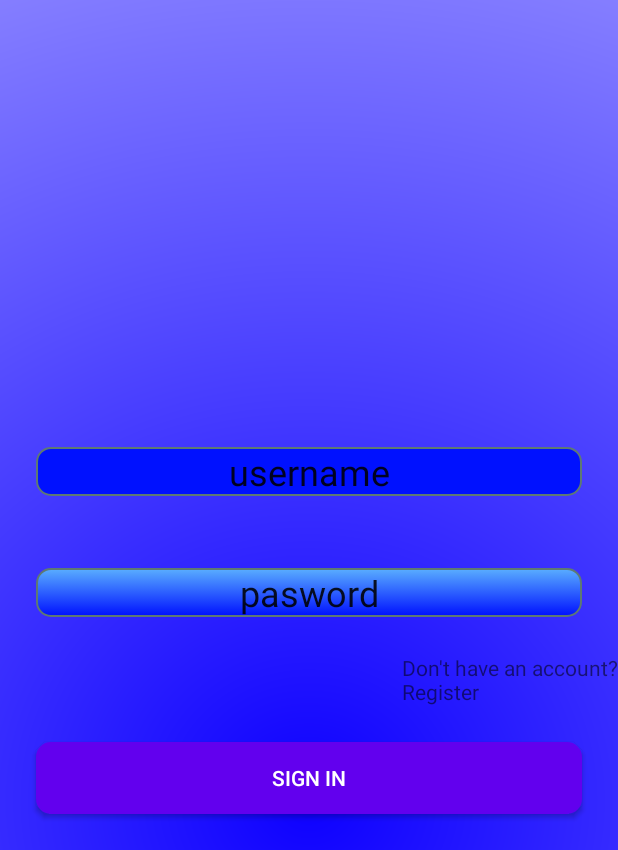
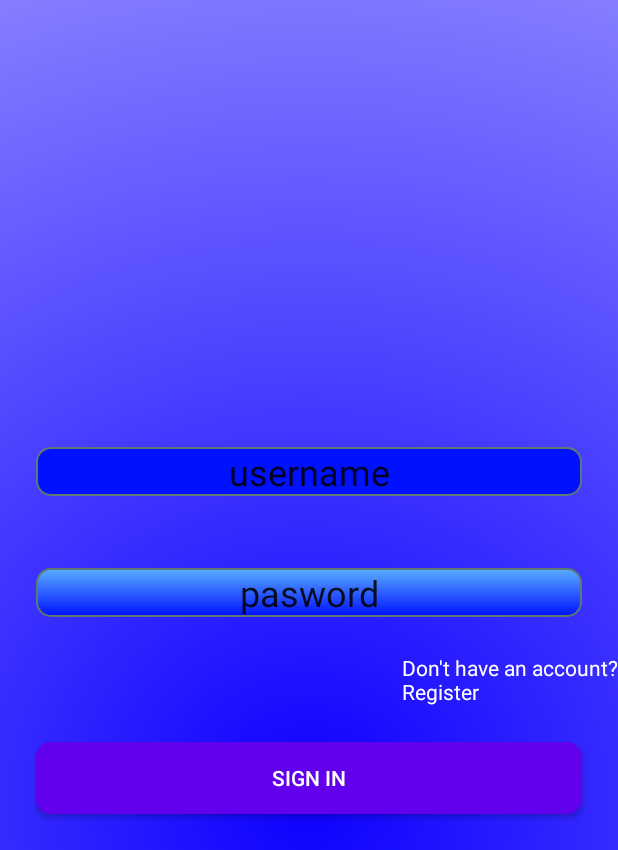
Before and after one commit to mattiadolce/Curiosity, an Android app: the screen it shows after launch (MainActivity), on a phone screen of 412 x 824 dp, the part 386-1236 px from its top. Run offline under Robolectric (Android 15) with nearby library versions, the phone set to English and light mode, and no system bars.

Commit message:
Aggiunti i fragment login e Register
Aggiunto il plugin kotlin-adrnoid-extensions

( Ancora sotto test )

```diff
--- a/app/build.gradle
+++ b/app/build.gradle
@@ -1,6 +1,7 @@
 plugins {
     id 'com.android.application'
     id 'org.jetbrains.kotlin.android'
+    id 'kotlin-android-extensions'
 }
 
 android {
@@ -37,6 +38,7 @@ dependencies {
     implementation 'androidx.appcompat:appcompat:1.4.1'
     implementation 'com.google.android.material:material:1.5.0'
     implementation 'androidx.constraintlayout:constraintlayout:2.1.3'
+    implementation 'androidx.legacy:legacy-support-v4:1.0.0'
     testImplementation 'junit:junit:4.13.2'
     androidTestImplementation 'androidx.test.ext:junit:1.1.3'
     androidTestImplementation 'androidx.test.espresso:espresso-core:3.4.0'
--- /dev/null
+++ b/app/src/main/java/com/example/curiosity/LoginFragment.kt
@@ -0,0 +1,39 @@
+package com.example.curiosity
+
+import android.os.Bundle
+import android.util.Log
+import android.view.LayoutInflater
+import android.view.View
+import android.view.ViewGroup
+import androidx.fragment.app.Fragment
+import kotlinx.android.synthetic.main.fragment_login.*
+import kotlinx.android.synthetic.main.fragment_login.view.*
+
+
+class LoginFragment : Fragment() {
+    override fun onCreateView(
+        inflater: LayoutInflater, container: ViewGroup?,
+        savedInstanceState: Bundle?
+    ): View? {
+        // Inflate the layout for this fragment
+
+        val view = inflater!!.inflate(R.layout.fragment_login, container, false)
+
+        view.buttonSignUp.setOnClickListener(){
+
+            val transaction = parentFragmentManager.beginTransaction();
+            transaction.replace(R.id.fragmentContainerView,RegisterFragment())
+            transaction.commit()
+
+            Log.i("say" , "something")
+        }
+
+        // Return the fragment view/layout
+        return view
+
+
+    }
+
+
+
+}
--- a/app/src/main/java/com/example/curiosity/MainActivity.kt
+++ b/app/src/main/java/com/example/curiosity/MainActivity.kt
@@ -3,17 +3,18 @@ package com.example.curiosity
 import androidx.appcompat.app.AppCompatActivity
 import android.os.Bundle
 import android.util.Log
+import androidx.fragment.app.FragmentManager
 import kotlin.concurrent.thread
+import com.example.curiosity.LoginFragment as LoginFragment
 
 class MainActivity : AppCompatActivity() {
+
     override fun onCreate(savedInstanceState: Bundle?) {
         super.onCreate(savedInstanceState)
         setContentView(R.layout.activity_main)
 
-        thread(){
 
-            Log.i("MainThread","!!!!!!!!!!!!!!!!!!!!!!!!!!!!!!!!!!!")
-
-        }
+        val transaction = supportFragmentManager.beginTransaction();
+        transaction.replace(R.id.fragmentContainerView,LoginFragment())
     }
 }
--- a/app/src/main/res/layout/activity_main.xml
+++ b/app/src/main/res/layout/activity_main.xml
@@ -6,105 +6,13 @@
     android:layout_height="match_parent">
 
 
-    <ImageView
-        android:id="@+id/imageView"
+    <androidx.fragment.app.FragmentContainerView
+        android:id="@+id/fragmentContainerView"
+        android:name="com.example.curiosity.LoginFragment"
         android:layout_width="match_parent"
         android:layout_height="match_parent"
-        android:background="@drawable/ic_background" />
-
-
-    <TextView
-        android:id="@+id/textView3"
-        android:layout_width="wrap_content"
-        android:layout_height="wrap_content"
-        android:text="Curiosity"
-        android:textSize="48sp"
-
-        android:textStyle="bold"
-        app:layout_constraintBottom_toTopOf="@+id/space"
+        app:layout_constraintBottom_toBottomOf="parent"
         app:layout_constraintEnd_toEndOf="parent"
-        app:layout_constraintStart_toStartOf="@+id/imageView2"
+        app:layout_constraintStart_toStartOf="parent"
         app:layout_constraintTop_toTopOf="parent" />
-
-    <ImageView
-        android:id="@+id/imageView2"
-        android:layout_width="108dp"
-        android:layout_height="96dp"
-        app:layout_constraintBottom_toTopOf="@+id/linearLayout"
-        app:layout_constraintEnd_toEndOf="parent"
-        app:layout_constraintHorizontal_bias="0.356"
-        app:layout_constraintStart_toStartOf="parent"
-        app:layout_constraintTop_toTopOf="parent"
-        app:layout_constraintVertical_bias="0.278"
-        app:srcCompat="@drawable/ic_logo" />
-
-    <Space
-        android:id="@+id/space"
-        android:layout_width="match_parent"
-        android:layout_height="wrap_content"
-        android:layout_marginTop="44dp"
-        android:layout_marginBottom="95dp"
-        app:layout_constraintBottom_toTopOf="@+id/linearLayout"
-        app:layout_constraintTop_toBottomOf="@+id/imageView2" />
-
-    <LinearLayout
-        android:id="@+id/linearLayout"
-        android:layout_width="match_parent"
-        android:layout_height="wrap_content"
-        android:orientation="vertical"
-        app:layout_constraintBottom_toBottomOf="@+id/imageView"
-        tools:layout_editor_absoluteX="1dp">
-
-        <com.google.android.material.textfield.TextInputEditText
-            android:id="@+id/textView2"
-            android:layout_width="match_parent"
-            android:layout_height="wrap_content"
-            android:layout_margin="24dp"
-            android:background="@drawable/button_style"
-            android:text="username"
-            android:textAlignment="center"
-            android:textSize="24dp"
-            tools:ignore="MissingConstraints" />
-
-        <com.google.android.material.textfield.TextInputEditText
-            android:layout_width="match_parent"
-            android:layout_height="wrap_content"
-            android:layout_margin="24dp"
-            android:background="@drawable/button_style"
-            android:text="pasword"
-            android:textAlignment="center"
-            android:textSize="24dp"
-            tools:ignore="MissingConstraints" />
-
-        <LinearLayout
-            android:layout_width="match_parent"
-            android:layout_height="match_parent"
-            android:orientation="horizontal">
-
-            <Space
-                android:layout_width="wrap_content"
-                android:layout_height="wrap_content"
-                android:layout_weight="1" />
-
-            <TextView
-                android:id="@+id/tvRegister"
-                android:layout_width="wrap_content"
-                android:layout_height="wrap_content"
-                android:text="Don't have an account?\nRegister" />
-
-        </LinearLayout>
-
-        <Button
-            android:id="@+id/button"
-            style="@style/Widget.AppCompat.Button.Small"
-            android:layout_width="match_parent"
-            android:layout_height="wrap_content"
-
-            android:layout_margin="24dp"
-            android:background="@drawable/button_style"
-            android:text="Sign in" />
-
-    </LinearLayout>
-
-
 </androidx.constraintlayout.widget.ConstraintLayout>
--- /dev/null
+++ b/app/src/main/res/layout/fragment_login.xml
@@ -0,0 +1,111 @@
+<?xml version="1.0" encoding="utf-8"?>
+<androidx.constraintlayout.widget.ConstraintLayout xmlns:android="http://schemas.android.com/apk/res/android"
+    xmlns:app="http://schemas.android.com/apk/res-auto"
+    xmlns:tools="http://schemas.android.com/tools"
+    android:layout_width="match_parent"
+    android:layout_height="match_parent">
+
+
+    <ImageView
+        android:id="@+id/imageView"
+        android:layout_width="match_parent"
+        android:layout_height="match_parent"
+        android:background="@drawable/ic_background" />
+
+
+    <TextView
+        android:id="@+id/textView3"
+        android:layout_width="wrap_content"
+        android:layout_height="wrap_content"
+        android:text="Curiosity"
+        android:textSize="48sp"
+
+        android:textStyle="bold"
+        app:layout_constraintBottom_toTopOf="@+id/space"
+        app:layout_constraintEnd_toEndOf="parent"
+        app:layout_constraintStart_toStartOf="@+id/imageView2"
+        app:layout_constraintTop_toTopOf="parent" />
+
+    <ImageView
+        android:id="@+id/imageView2"
+        android:layout_width="108dp"
+        android:layout_height="96dp"
+        app:layout_constraintBottom_toTopOf="@+id/linearLayout"
+        app:layout_constraintEnd_toEndOf="parent"
+        app:layout_constraintHorizontal_bias="0.356"
+        app:layout_constraintStart_toStartOf="parent"
+        app:layout_constraintTop_toTopOf="parent"
+        app:layout_constraintVertical_bias="0.278"
+        app:srcCompat="@drawable/ic_logo" />
+
+    <Space
+        android:id="@+id/space"
+        android:layout_width="match_parent"
+        android:layout_height="wrap_content"
+        android:layout_marginTop="44dp"
+        android:layout_marginBottom="95dp"
+        app:layout_constraintBottom_toTopOf="@+id/linearLayout"
+        app:layout_constraintTop_toBottomOf="@+id/imageView2" />
+
+    <LinearLayout
+        android:id="@+id/linearLayout"
+        android:layout_width="match_parent"
+        android:layout_height="wrap_content"
+        android:orientation="vertical"
+        app:layout_constraintBottom_toBottomOf="@+id/imageView"
+        tools:layout_editor_absoluteX="1dp">
+
+        <com.google.android.material.textfield.TextInputEditText
+            android:id="@+id/tv_user_name"
+            android:layout_width="match_parent"
+            android:layout_height="wrap_content"
+            android:layout_margin="24dp"
+            android:background="@drawable/button_style"
+            android:text="username"
+            android:textAlignment="center"
+            android:textSize="24dp"
+            tools:ignore="MissingConstraints" />
+
+        <com.google.android.material.textfield.TextInputEditText
+            android:layout_width="match_parent"
+            android:layout_height="wrap_content"
+            android:layout_margin="24dp"
+            android:background="@drawable/button_style"
+            android:text="pasword"
+            android:textAlignment="center"
+            android:textSize="24dp"
+            tools:ignore="MissingConstraints" />
+
+        <LinearLayout
+            android:layout_width="match_parent"
+            android:layout_height="match_parent"
+            android:orientation="horizontal">
+
+            <Space
+                android:layout_width="wrap_content"
+                android:layout_height="wrap_content"
+                android:layout_weight="1" />
+
+            <TextView
+                android:id="@+id/tvRegister"
+                android:layout_width="wrap_content"
+                android:layout_height="wrap_content"
+                android:text="Don't have an account?\nRegister"
+                android:textColor="#FFFFFF" />
+
+        </LinearLayout>
+
+        <Button
+            android:id="@+id/buttonSignUp"
+            style="@style/Widget.AppCompat.Button.Small"
+            android:layout_width="match_parent"
+            android:layout_height="wrap_content"
+
+            android:layout_margin="24dp"
+            android:background="@drawable/button_style"
+            android:text="Sign in" />
+
+    </LinearLayout>
+
+
+</androidx.constraintlayout.widget.ConstraintLayout>
```
Also changed, not shown: app/src/main/java/com/example/curiosity/RegisterFragment.kt (added, +21 -0 lines), app/src/main/res/layout/fragment_register.xml (added, +134 -0 lines).
